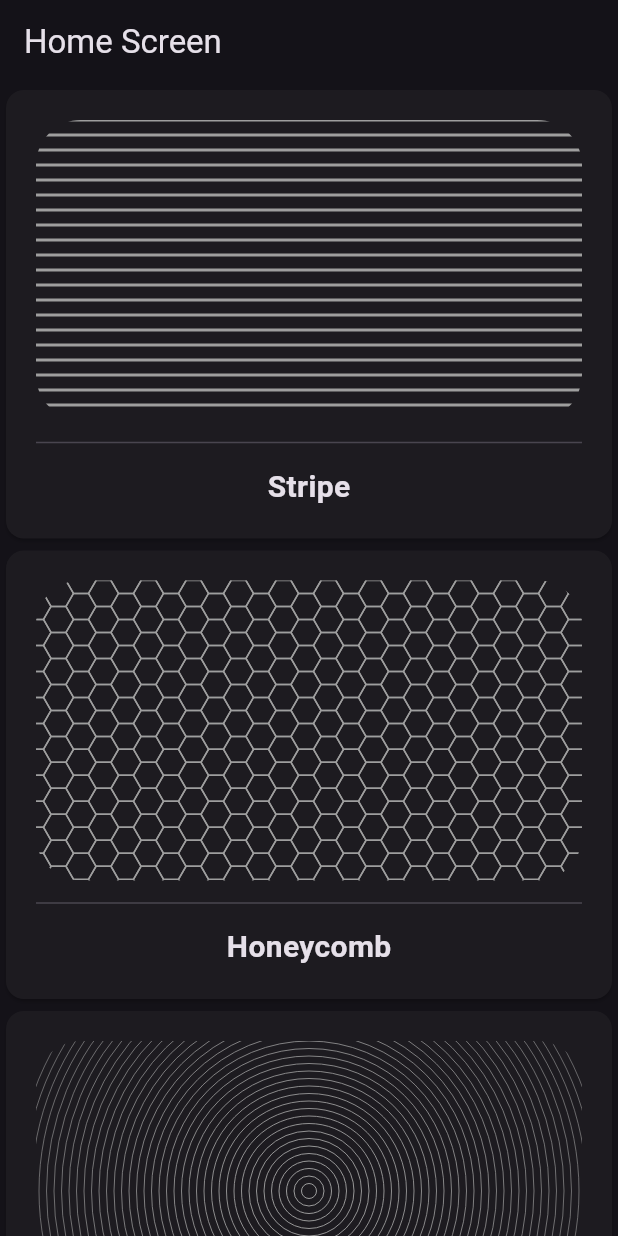
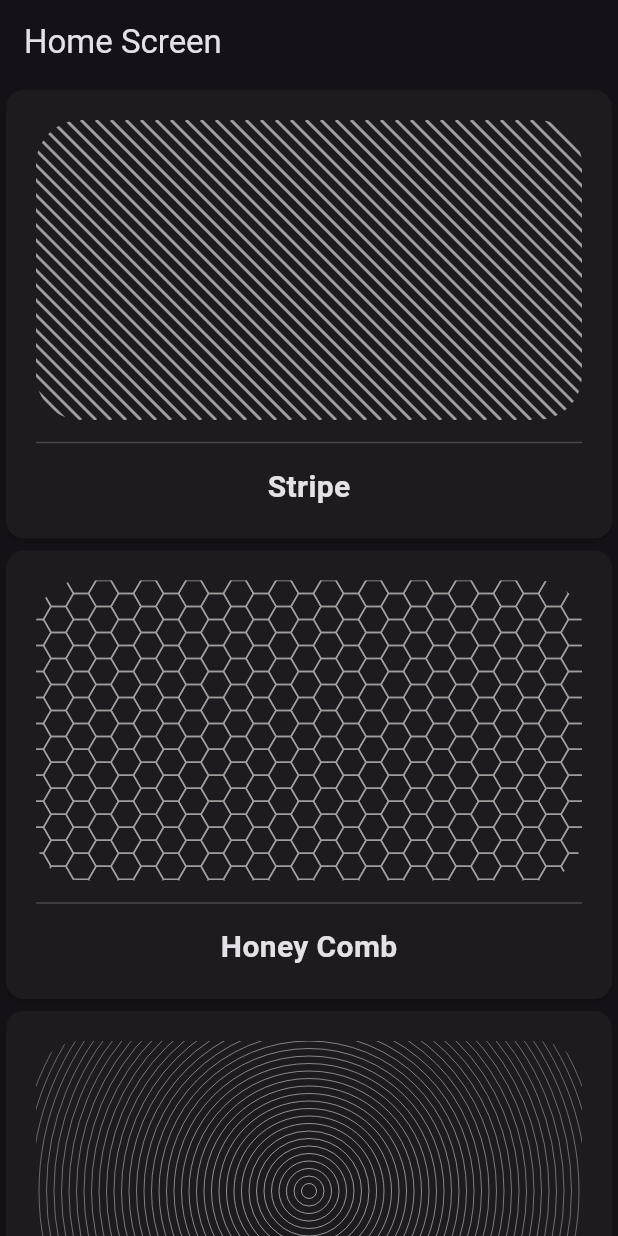
Before and after one commit to thisisprabhat/pattern_box, a Flutter app: the screen it shows after launch, on a phone screen of 412 x 824 dp. Run offline on Flutter 3.47's test engine with Material 3 defaults, Android fonts, the phone set to English and light mode, and no system bars.

Commit message:
readme added and example updated

```diff
--- a/example/lib/home_screen.dart
+++ /dev/null
@@ -1,76 +0,0 @@
-import 'package:example/full_screen.dart';
-import 'package:flutter/material.dart';
-import 'package:pattern_box/pattern_box.dart';
-
-class HomeScreen extends StatefulWidget {
-  const HomeScreen({super.key});
-
-  @override
-  State<HomeScreen> createState() => _HomeScreenState();
-}
-
-class _HomeScreenState extends State<HomeScreen> {
-  List<PatternBox> painters = [
-    StripePattern(),
-    HoneyCombPainter(),
-    ConcentricCircleWavePainter(),
-    ConcentricDottedCirclePainter(),
-    ConcentricPolygonPainter(),
-    ConcentricCirclePainter(),
-    WavePainter(),
-    DottedWavePainter(),
-    DotsPainter(),
-    DiamondPainter(),
-    GridPainter(),
-    CheckerboxPainter(),
-    PlusPainter(),
-    CircularPainter(),
-    WebMatrixPainter(),
-  ];
-
-  @override
-  Widget build(BuildContext context) {
-    return Scaffold(
-      appBar: AppBar(title: Text('Home Screen')),
-      body: ListView.builder(
-        itemCount: painters.length,
-        itemBuilder: (context, index) => painterCard(painters[index]),
-      ),
-    );
-  }
-
-  InkWell painterCard(PatternBox painter) {
-    return InkWell(
-      borderRadius: BorderRadius.circular(30),
-      onTap: () {
-        Navigator.push(
-          context,
-          MaterialPageRoute(
-            builder: (context) => FullScreenPattern(patternBox: painter),
-          ),
-        );
-      },
-      child: Card(
-        child: Padding(
-          padding: EdgeInsets.all(20),
-          child: Column(
-            children: [
-              ClipRRect(
-                borderRadius: BorderRadius.circular(30),
-                child: CustomPaint(
-                  painter: painter,
-                  child: SizedBox(height: 200, width: double.maxFinite),
-                ),
-              ),
-              Divider(height: 30),
-              Text(
-                painter.patternName,
-                style: TextStyle(fontWeight: FontWeight.bold, fontSize: 20),
-              ),
-            ],
-          ),
-        ),
-      ),
-    );
-  }
-}
--- a/example/lib/main.dart
+++ b/example/lib/main.dart
@@ -1,12 +1,10 @@
-import 'package:example/home_screen.dart';
+import 'package:pattern_box/pattern_box.dart';
 import 'package:flutter/material.dart';
 
-void main() {
-  runApp(const MyApp());
-}
+void main() => runApp(const PatternBoxApp());
 
-class MyApp extends StatelessWidget {
-  const MyApp({super.key});
+class PatternBoxApp extends StatelessWidget {
+  const PatternBoxApp({super.key});
 
   @override
   Widget build(BuildContext context) {
@@ -19,3 +17,76 @@ class MyApp extends StatelessWidget {
     );
   }
 }
+
+class HomeScreen extends StatefulWidget {
+  const HomeScreen({super.key});
+
+  @override
+  State<HomeScreen> createState() => _HomeScreenState();
+}
+
+class _HomeScreenState extends State<HomeScreen> {
+  @override
+  Widget build(BuildContext context) {
+    final patternList = PatternBox.patternList;
+    return Scaffold(
+      appBar: AppBar(title: Text('Home Screen')),
+      body: ListView.builder(
+        itemCount: patternList.length,
+        itemBuilder:
+            (context, index) => patternBox(context, patternList[index]),
+      ),
+    );
+  }
+
+  InkWell patternBox(BuildContext context, PatternBox pattern) {
+    return InkWell(
+      borderRadius: BorderRadius.circular(30),
+      onTap: () {
+        Navigator.push(
+          context,
+          MaterialPageRoute(
+            builder: (context) => FullScreenPattern(patternBox: pattern),
+          ),
+        );
+      },
+      child: Card(
+        child: Padding(
+          padding: EdgeInsets.all(20),
+          child: Column(
+            children: [
+              ClipRRect(
+                borderRadius: BorderRadius.circular(30),
+                child: CustomPaint(
+                  painter: pattern,
+                  child: SizedBox(height: 200, width: double.maxFinite),
+                ),
+              ),
+              Divider(height: 30),
+              Text(
+                pattern.patternName,
+                style: TextStyle(fontWeight: FontWeight.bold, fontSize: 20),
+              ),
+            ],
+          ),
+        ),
+      ),
+    );
+  }
+}
+
+class FullScreenPattern extends StatelessWidget {
+  final PatternBox patternBox;
+  const FullScreenPattern({super.key, required this.patternBox});
+
+  @override
+  Widget build(BuildContext context) {
+    return Scaffold(
+      appBar: AppBar(title: Text(patternBox.patternName)),
+      body: CustomPaint(
+        painter: patternBox,
+        child: SizedBox(height: double.maxFinite, width: double.maxFinite),
+      ),
+    );
+  }
+}
--- a/lib/src/painters/stripe_pattern.dart
+++ b/lib/src/painters/stripe_pattern.dart
@@ -9,7 +9,7 @@ class StripePattern extends PatternBox {
     Color? color,
     double? gap,
     double? thickness,
-    this.startsFrom = Alignment.topCenter,
+    this.startsFrom = Alignment.topLeft,
   }) : super(
          color: color ?? Colors.grey,
          thickness: thickness ?? 2,
--- a/lib/src/pattern_box_base.dart
+++ b/lib/src/pattern_box_base.dart
@@ -1,7 +1,7 @@
 import 'package:flutter/material.dart';
 
-import 'enum/pattern_box_type.dart';
-import 'utils/string_ext.dart';
+import '../pattern_box.dart';
+import 'utils/extensions.dart';
 
 abstract class PatternBox extends CustomPainter {
   final double gap;
@@ -30,6 +30,24 @@ abstract class PatternBox extends CustomPainter {
 
   @override
   String toString() {
-    return '${runtimeType.toString().toTitleCase}(color: $color, gap: $gap, thickness: $thickness, type: $type)';
+    return '${runtimeType.toString().toTitleCase.toPascalCase}(color: ${color.toHex}, gap: $gap, thickness: $thickness, type: $type)';
   }
+
+  static List<PatternBox> get patternList => [
+    StripePattern(),
+    HoneyCombPainter(),
+    ConcentricCircleWavePainter(),
+    ConcentricDottedCirclePainter(),
+    ConcentricPolygonPainter(),
+    ConcentricCirclePainter(),
+    WavePainter(),
+    DottedWavePainter(),
+    DotsPainter(),
+    DiamondPainter(),
+    GridPainter(),
+    CheckerboxPainter(),
+    PlusPainter(),
+    CircularPainter(),
+    WebMatrixPainter(),
+  ];
 }
```
Also changed, not shown: example/lib/full_screen.dart (deleted, +0 -18 lines), lib/src/utils/extensions.dart (added, +103 -0 lines), lib/src/utils/string_ext.dart (deleted, +0 -67 lines), playground.dart (deleted, +0 -80 lines), 2 other files.
